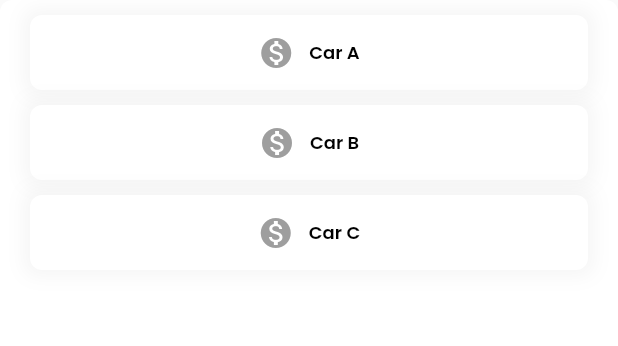
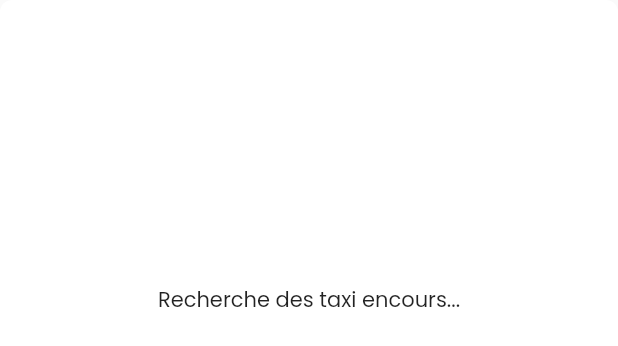
Before and after one commit to agromwinda-mobile-trainee/agrobb, a Flutter app: what drivers() shows on an empty page, opened directly, on a phone screen of 412 x 824 dp. Shown: the top 346 px of the screen. Run offline on Flutter 3.47's test engine with Material 2 defaults, Android fonts, the phone set to English and light mode, and no system bars; our stand-ins replace bloc, cloud_firestore, firebase_auth, firebase_core, flutter_bloc, flutter_svg and 9 more; missing offline and left inert: dart:ffi; accounts and stored records are empty; network calls fail.

Commit message:
update drivers-list widget

```diff
--- a/lib/widgets/destination/cubits/destination_cubit.dart
+++ b/lib/widgets/destination/cubits/destination_cubit.dart
@@ -93,6 +93,7 @@ class DestinationCubit extends Cubit<DestinationState> {
         ...state.destination!,
         "loading": false,
         "drivers": drivers ?? [],
+        "step": 3,
       }));
     } catch (e) {
       log("error on finding car: $e ");
--- a/lib/widgets/destination/enterdestination_widget.dart
+++ b/lib/widgets/destination/enterdestination_widget.dart
@@ -230,15 +230,22 @@ Widget drivers(context) {
         borderRadius: BorderRadius.only(
             topLeft: Radius.circular(8), topRight: Radius.circular(8)),
         color: Colors.white),
-    child: SingleChildScrollView(
-      child: Column(
-        children: [
-          courseDetailsItem(context, text: "Car A"),
-          courseDetailsItem(context, text: "Car B"),
-          courseDetailsItem(context, text: "Car C"),
-        ],
-      ),
-    ),
+    child: BlocBuilder<DestinationCubit, DestinationState>(
+        builder: (context, state) {
+      List? drivers = state.destination!["drivers"];
+
+      if (drivers!.isEmpty) {
+        return const Center(child: Text("Recherche des taxi encours..."));
+      }
+
+      return SingleChildScrollView(
+        child: Column(
+          children: [1, 2]
+              .map((driver) => courseDetailsItem(context, text: "Car A"))
+              .toList(),
+        ),
+      );
+    }),
   );
 }
 
```
